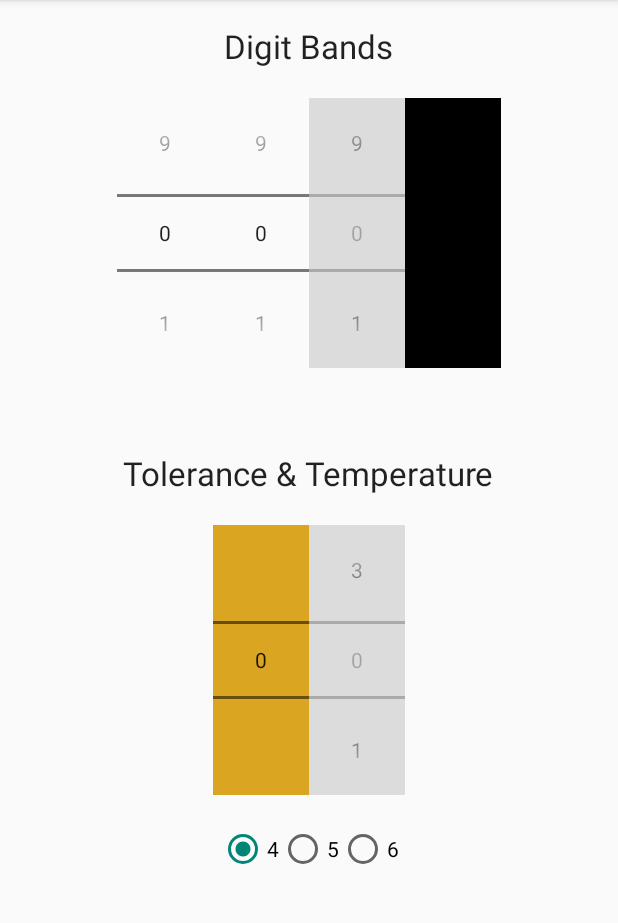
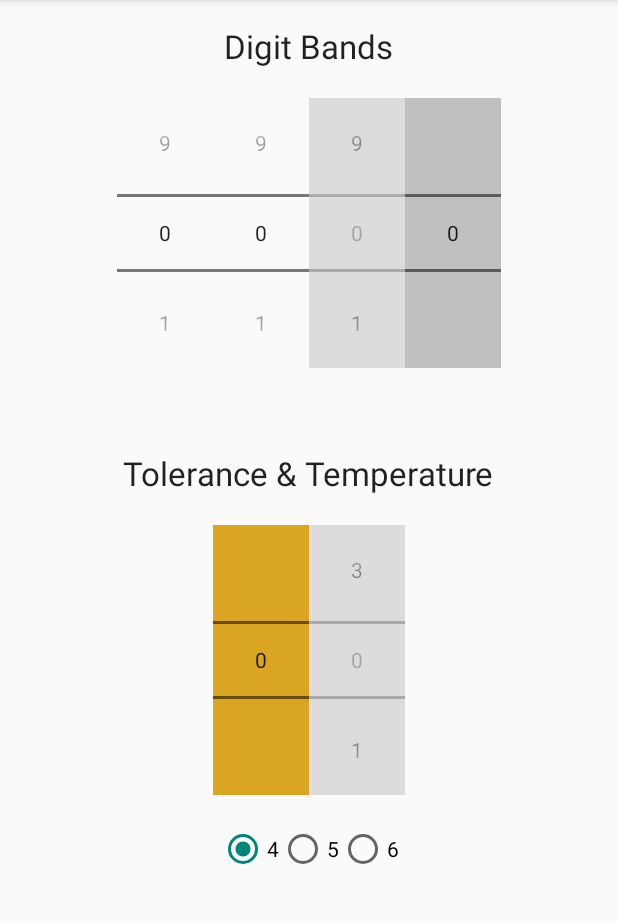
Before and after one commit to drew887/Resistor-Calculator, an Android app: the screen it shows after launch (MainActivity), on a phone screen of 412 x 824 dp, the part 84-1007 px from its top. Run offline under Robolectric (Android 15) with nearby library versions, the phone set to English and light mode, and no system bars.

Commit message:
Fix colouring of bands when disabled

```diff
--- a/app/src/main/java/com/rocketgrenade/resistorcalulator/MainActivity.java
+++ b/app/src/main/java/com/rocketgrenade/resistorcalulator/MainActivity.java
@@ -90,14 +90,14 @@ public class MainActivity extends ActionBarActivity {
         multBandPicker = (NumberPicker) findViewById(R.id.multBandPicker);
         multBandPicker.setMaxValue(9);
         multBandPicker.setOnValueChangedListener(multChangeListener);
-        multBandPicker.setBackgroundColor(Color.BLACK);
+        multBandPicker.setBackgroundColor(Color.rgb(192, 192, 192));
+        setColor(multBandPicker, Color.rgb(192, 192, 192));
 
         tolerBandPicker = (NumberPicker) findViewById(R.id.tolerBandPicker);
         tolerBandPicker.setMaxValue(7);
         tolerBandPicker.setOnValueChangedListener(toleranceChangeListener);
         setColor(tolerBandPicker, Color.rgb(218, 165, 32));
         tolerBandPicker.setBackgroundColor(Color.rgb(218, 165, 32));
-
 
         tempBandPicker = (NumberPicker) findViewById(R.id.tempBandPicker);
         tempBandPicker.setMaxValue(3);
@@ -301,8 +301,10 @@ public class MainActivity extends ActionBarActivity {
                 tempBandPicker.setEnabled(false);
                 thirdBandPicker.setValue(0);
                 thirdBandPicker.setBackgroundColor(disabledColor);
+                setColor(thirdBandPicker, Color.BLACK);
                 tempBandPicker.setValue(0);
                 tempBandPicker.setBackgroundColor(disabledColor);
+                setColor(tempBandPicker, Color.BLACK);
                 break;
             case R.id.numBand5:
                 num4.setChecked(false);
```
